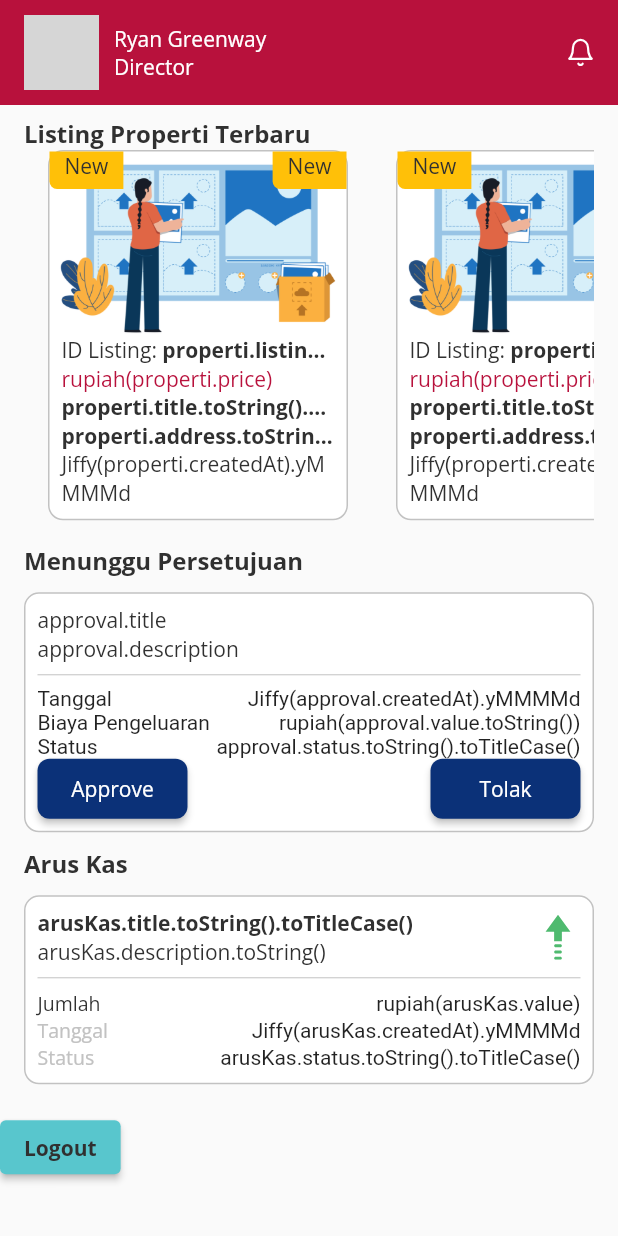
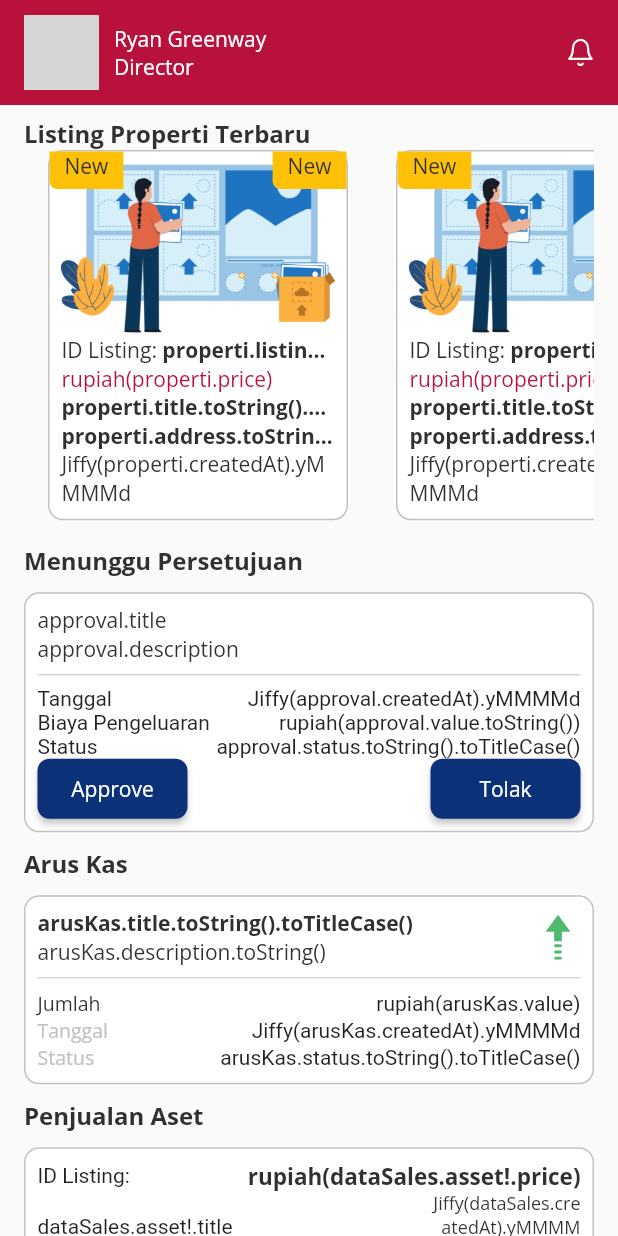
Before and after one commit to fikrighifari/erastar-apps, a Flutter app: the HomeScreen screen opened directly, on a phone screen of 412 x 824 dp. Run offline on Flutter 3.47's test engine with Material 2 defaults, Android fonts, the phone set to English and light mode, and no system bars; our stand-ins replace dio, flutter_modular, flutter_svg, google_fonts; missing offline and left inert: glutton; network calls fail; grey boxes are pictures that could not be loaded.

Commit message:
add: penjualan aset card in home screen

```diff
--- a/lib/app/ui/home/home_screen.dart
+++ b/lib/app/ui/home/home_screen.dart
@@ -279,6 +279,95 @@ class _HomeScreenState extends State<HomeScreen> {
                         ],
                       ),
                     ),
+
+                    //Arus Kas
+                    TextWidget(
+                      'Penjualan Aset',
+                      fontWeight: boldWeight,
+                      fontSize: 16,
+                    ),
+                    CustomContainer(
+                      padding: EdgeInsets.all(8),
+                      margin: EdgeInsets.symmetric(
+                        vertical: 10,
+                      ),
+                      containerType: RoundedContainerType.outlined,
+                      radius: 10,
+                      borderColor: AppColor.naturalGrey1,
+                      child: Column(
+                        crossAxisAlignment: CrossAxisAlignment.start,
+                        children: [
+                          Row(
+                            mainAxisAlignment: MainAxisAlignment.spaceBetween,
+                            children: [
+                              Text(
+                                "ID Listing: ",
+                                // +
+                                //     dataSales.asset!.listingId.toString(),
+                                // style: houseTitleTextStyle,
+                                overflow: TextOverflow.ellipsis,
+                              ),
+                              TextWidget(
+                                'rupiah(dataSales.asset!.price)',
+                                fontWeight: FontWeight.bold,
+                                fontSize: 15,
+                                // color: dataSales.status!.name == 'Sold'
+                                //     ? AppColors.greenColor
+                                //     : AppColors.primayRedColor,
+                              ),
+                            ],
+                          ),
+                          Row(
+                            mainAxisAlignment: MainAxisAlignment.spaceBetween,
+                            children: [
+                              SizedBox(
+                                width: 200,
+                                child: Text(
+                                  'dataSales.asset!.title',
+                                  // .toString()
+                                  // .toTitleCase(),
+                                  // style: listingTextStyle,
+                                  overflow: TextOverflow.ellipsis,
+                                ),
+                              ),
+                              SizedBox(
+                                width: 100,
+                                child: TextWidget(
+                                  'Jiffy(dataSales.createdAt).yMMMMd',
+                                  fontSize: 12,
+                                  // color: AppColors.naturalGrey1,
+                                  fontWeight: regularWeight,
+                                  textAlign: TextAlign.right,
+                                ),
+                              ),
+                            ],
+                          ),
+                          SizedBox(
+                            width: 200,
+                            child: Text(
+                              'dataSales.commission!.marketing!.name.toString()',
+                              // style: dateTextStyle,
+                              overflow: TextOverflow.ellipsis,
+                            ),
+                          ),
+                          Text(
+                            ' dataSales.asset!.office!.name.toString()',
+                            // style: dateTextStyle,
+                            overflow: TextOverflow.ellipsis,
+                          ),
+                          Text(
+                            'dataSales.status!.name.toString().toTitleCase()',
+                            // style: listingTextStyle.copyWith(
+                            //   fontWeight: FontWeight.bold,
+                            //   color: dataSales.status!.name == 'Sold'
+                            //       ? AppColors.greenColor
+                            //       : AppColors.primayRedColor,
+                            // ),
+                            overflow: TextOverflow.ellipsis,
+                          ),
+                        ],
+                      ),
+                    ),
                   ],
                 ),
               ),
```
